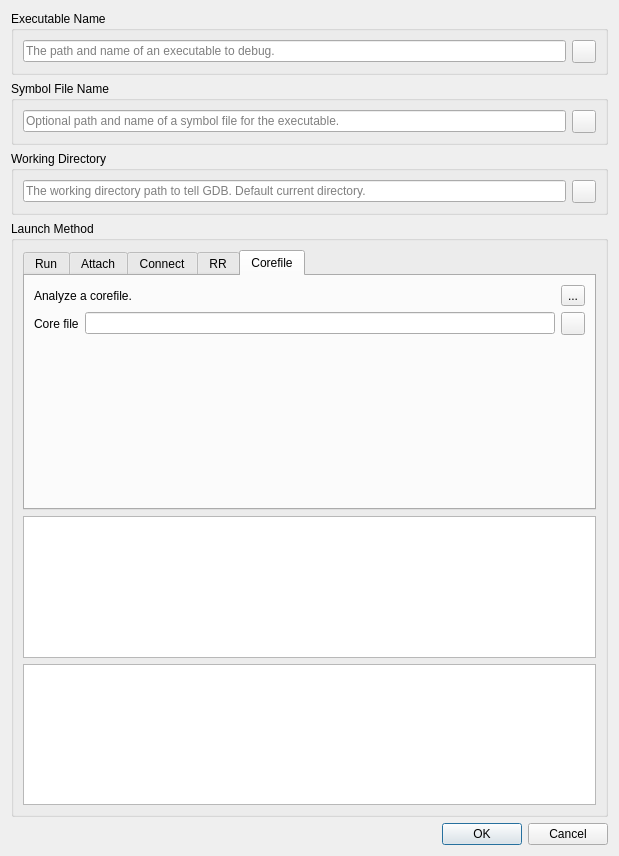
The window that src/SeerDebugDialog.ui (epasveer/seer) describes before a commit, drawn with Qt 5.
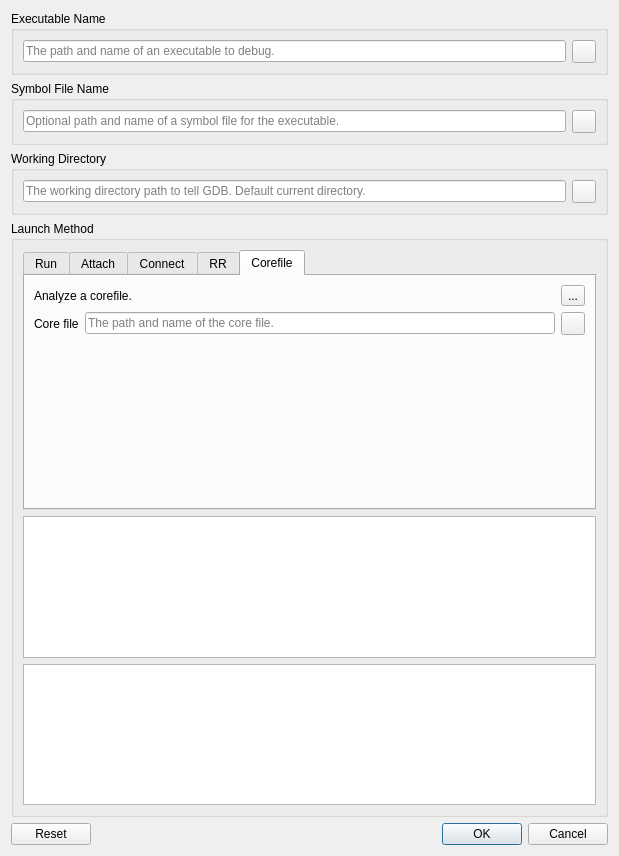
The same window after the commit. The open tabs and pages were chosen to show the change. Icons and pictures are not drawn.

Commit message: Seer now saves the parameters from the DebugDialog so it can be used for the next session.

```diff
--- a/src/SeerDebugDialog.ui
+++ b/src/SeerDebugDialog.ui
@@ -960,6 +960,9 @@
               <property name="toolTip">
                <string>The path and name of a core file.</string>
               </property>
+              <property name="placeholderText">
+               <string>The path and name of the core file.</string>
+              </property>
               <property name="clearButtonEnabled">
                <bool>true</bool>
               </property>
@@ -1007,7 +1010,7 @@
       <enum>Qt::Horizontal</enum>
      </property>
      <property name="standardButtons">
-      <set>QDialogButtonBox::Cancel|QDialogButtonBox::Ok</set>
+      <set>QDialogButtonBox::Cancel|QDialogButtonBox::Ok|QDialogButtonBox::Reset</set>
      </property>
     </widget>
    </item>
```
Left out of the diff: 2 changed lines with no effect on the pictures. The commit also changes 5 other files.
